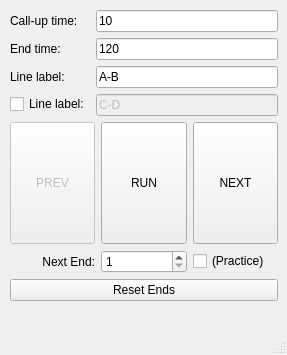
The window that TimerControlBox.ui (steveicarus/archery-timer) describes before a commit, drawn with Qt 5.
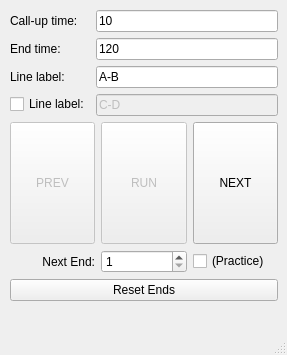
The same window after the commit.

Commit message: GO button is disabled on boot.

```diff
--- a/TimerControlBox.ui
+++ b/TimerControlBox.ui
@@ -155,6 +155,9 @@
        </item>
        <item>
         <widget class="QPushButton" name="go_button">
+         <property name="enabled">
+          <bool>false</bool>
+         </property>
          <property name="sizePolicy">
           <sizepolicy hsizetype="Minimum" vsizetype="MinimumExpanding">
            <horstretch>0</horstretch>
```
